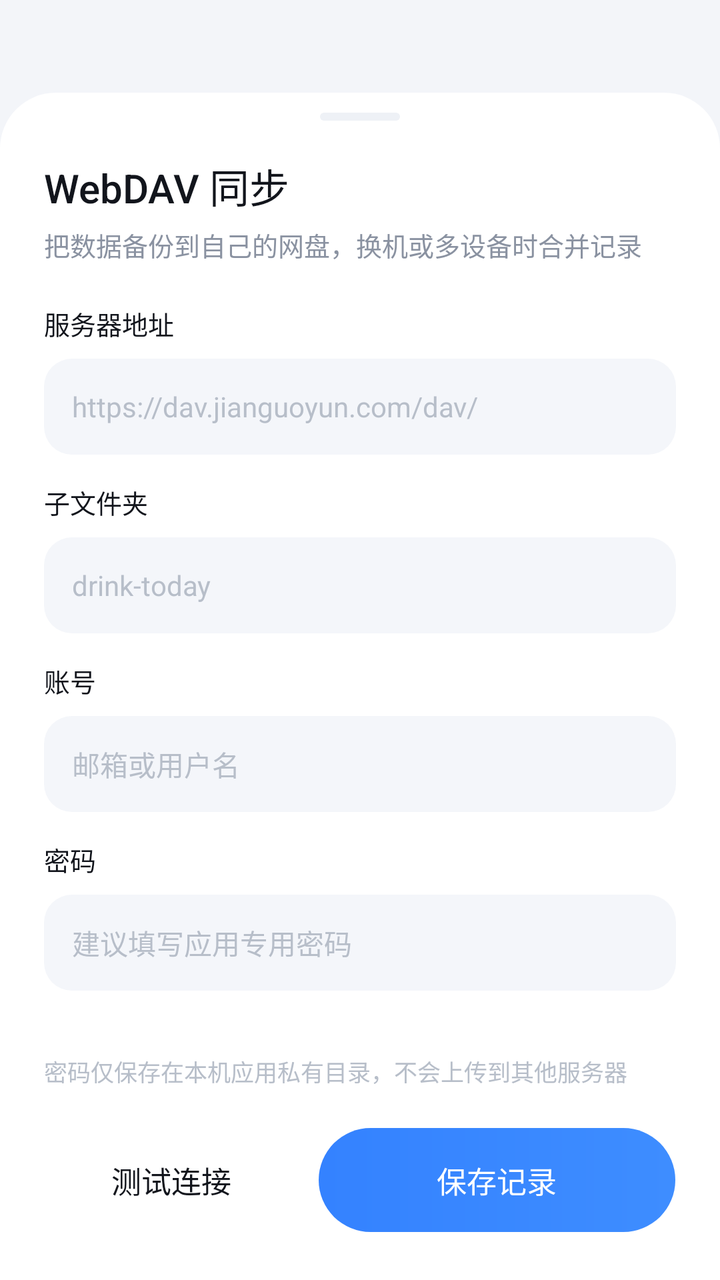
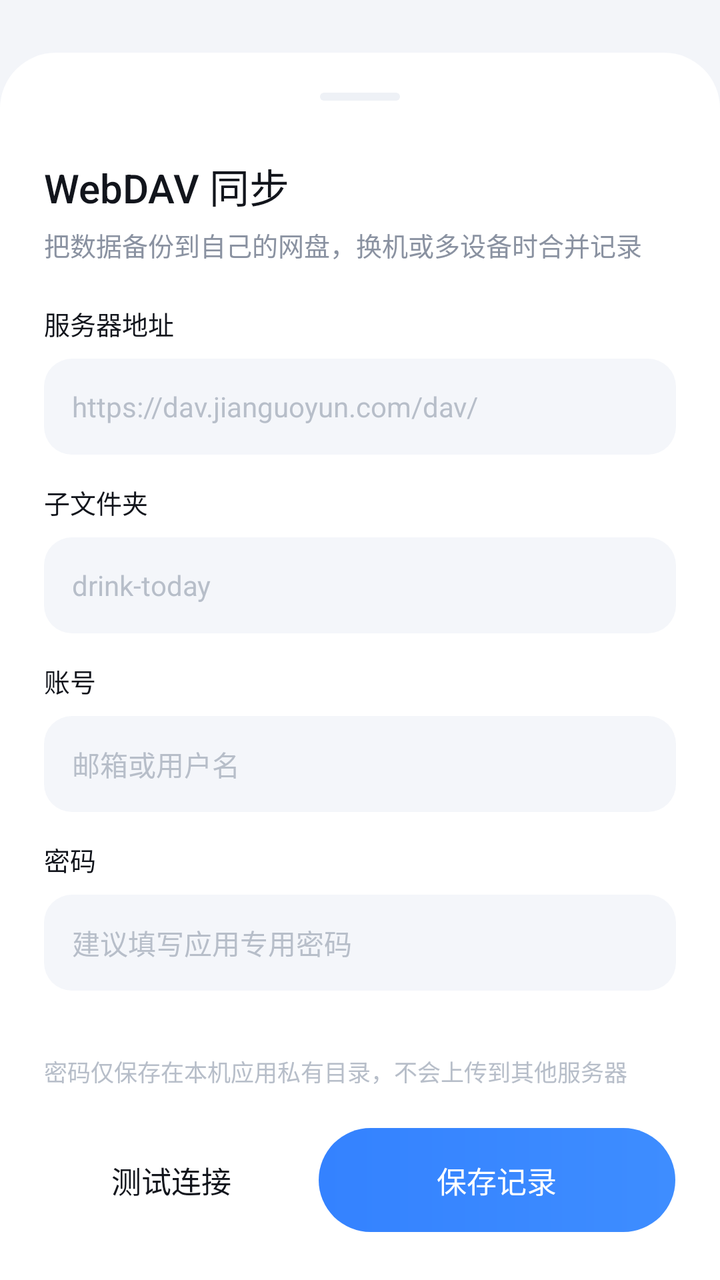

Two renders of the same Android screen: before a commit and after it. Below are the layout's source before the change and the commit's diff.
<!-- AndroidManifest.xml: application theme Theme.DrinkToday -->
<!-- res/layout/sheet_webdav.xml -->
<?xml version="1.0" encoding="utf-8"?>
<FrameLayout xmlns:android="http://schemas.android.com/apk/res/android"
    android:layout_width="match_parent"
    android:layout_height="match_parent">

    <ScrollView
        android:id="@+id/sheetScroll"
        android:layout_width="match_parent"
        android:layout_height="wrap_content"
        android:layout_gravity="bottom"
        android:background="@android:color/transparent"
        android:overScrollMode="never"
        android:scrollbars="none">

        <LinearLayout
            android:id="@+id/sheetCard"
            android:layout_width="match_parent"
            android:layout_height="wrap_content"
            android:background="@drawable/bg_sheet"
            android:orientation="vertical"
            android:paddingStart="22dp"
            android:paddingTop="10dp"
            android:paddingEnd="22dp"
            android:paddingBottom="24dp">

            <View
                android:layout_width="40dp"
                android:layout_height="4dp"
                android:layout_gravity="center_horizontal"
                android:background="@drawable/bg_handle" />

            <TextView
                android:layout_width="wrap_content"
                android:layout_height="wrap_content"
                android:layout_marginTop="18dp"
                android:fontFamily="sans-serif-medium"
                android:text="@string/webdav_title"
                android:textColor="@color/text_primary"
                android:textSize="20sp" />

            <TextView
                android:layout_width="match_parent"
                android:layout_height="wrap_content"
                android:layout_marginTop="5dp"
                android:text="@string/webdav_subtitle"
                android:textColor="@color/text_secondary"
                android:textSize="13sp" />

            <TextView
                android:layout_width="wrap_content"
                android:layout_height="wrap_content"
                android:layout_marginTop="20dp"
                android:fontFamily="sans-serif-medium"
                android:text="@string/webdav_server"
                android:textColor="@color/text_primary"
                android:textSize="13sp" />

            <EditText
                android:id="@+id/etServer"
                android:layout_width="match_parent"
                android:layout_height="48dp"
                android:layout_marginTop="8dp"
                android:background="@drawable/bg_input"
                android:hint="@string/webdav_server_hint"
                android:importantForAutofill="no"
                android:inputType="textUri"
                android:maxLines="1"
                android:paddingStart="14dp"
                android:paddingEnd="14dp"
                android:textColor="@color/text_primary"
                android:textColorHint="@color/text_tertiary"
                android:textSize="14sp" />

            <TextView
                android:layout_width="wrap_content"
                android:layout_height="wrap_content"
                android:layout_marginTop="14dp"
                android:fontFamily="sans-serif-medium"
                android:text="@string/webdav_folder"
                android:textColor="@color/text_primary"
                android:textSize="13sp" />

            <EditText
                android:id="@+id/etFolder"
                android:layout_width="match_parent"
                android:layout_height="48dp"
                android:layout_marginTop="8dp"
                android:background="@drawable/bg_input"
                android:hint="@string/webdav_folder_hint"
                android:importantForAutofill="no"
                android:inputType="text"
                android:maxLines="1"
                android:paddingStart="14dp"
                android:paddingEnd="14dp"
                android:textColor="@color/text_primary"
                android:textColorHint="@color/text_tertiary"
                android:textSize="14sp" />

            <TextView
                android:layout_width="wrap_content"
                android:layout_height="wrap_content"
                android:layout_marginTop="14dp"
                android:fontFamily="sans-serif-medium"
                android:text="@string/webdav_user"
                android:textColor="@color/text_primary"
                android:textSize="13sp" />

            <EditText
                android:id="@+id/etUser"
                android:layout_width="match_parent"
                android:layout_height="48dp"
                android:layout_marginTop="8dp"
                android:background="@drawable/bg_input"
                android:hint="@string/webdav_user_hint"
                android:importantForAutofill="no"
                android:inputType="text"
                android:maxLines="1"
                android:paddingStart="14dp"
                android:paddingEnd="14dp"
                android:textColor="@color/text_primary"
                android:textColorHint="@color/text_tertiary"
                android:textSize="14sp" />

            <TextView
                android:layout_width="wrap_content"
                android:layout_height="wrap_content"
                android:layout_marginTop="14dp"
                android:fontFamily="sans-serif-medium"
                android:text="@string/webdav_password"
                android:textColor="@color/text_primary"
                android:textSize="13sp" />

            <EditText
                android:id="@+id/etPassword"
                android:layout_width="match_parent"
                android:layout_height="48dp"
                android:layout_marginTop="8dp"
                android:background="@drawable/bg_input"
                android:hint="@string/webdav_password_hint"
                android:importantForAutofill="no"
                android:inputType="textPassword"
                android:maxLines="1"
                android:paddingStart="14dp"
                android:paddingEnd="14dp"
                android:textColor="@color/text_primary"
                android:textColorHint="@color/text_tertiary"
                android:textSize="14sp" />

            <TextView
                android:id="@+id/tvFile"
                android:layout_width="match_parent"
                android:layout_height="wrap_content"
                android:layout_marginTop="14dp"
                android:includeFontPadding="false"
                android:textColor="@color/text_tertiary"
                android:textSize="11.5sp" />

            <TextView
                android:layout_width="match_parent"
                android:layout_height="wrap_content"
                android:layout_marginTop="4dp"
                android:includeFontPadding="false"
                android:text="@string/webdav_security"
                android:textColor="@color/text_tertiary"
                android:textSize="11.5sp" />

            <LinearLayout
                android:layout_width="match_parent"
                android:layout_height="52dp"
                android:layout_marginTop="20dp"
                android:baselineAligned="false"
                android:orientation="horizontal">

                <TextView
                    android:id="@+id/btnTest"
                    android:layout_width="0dp"
                    android:layout_height="match_parent"
                    android:layout_marginEnd="10dp"
                    android:layout_weight="1"
                    android:background="@drawable/bg_pill_white"
                    android:fontFamily="sans-serif-medium"
                    android:gravity="center"
                    android:text="@string/webdav_test"
                    android:textColor="@color/text_primary"
                    android:textSize="15sp" />

                <TextView
                    android:id="@+id/btnSave"
                    android:layout_width="0dp"
                    android:layout_height="match_parent"
                    android:layout_weight="1.4"
                    android:background="@drawable/bg_pill_accent"
                    android:fontFamily="sans-serif-medium"
                    android:gravity="center"
                    android:text="@string/action_save"
                    android:textColor="@android:color/white"
                    android:textSize="15sp" />
            </LinearLayout>
        </LinearLayout>
    </ScrollView>
</FrameLayout>
<!-- resources referenced by this layout -->
<resources>
  <color name="text_primary">#12151C</color>
  <color name="text_secondary">#8A92A1</color>
  <color name="text_tertiary">#B7BEC9</color>
  <!-- drawable bg_handle (drawable) -->
  <?xml version="1.0" encoding="utf-8"?>
  <shape xmlns:android="http://schemas.android.com/apk/res/android" android:shape="rectangle">
      <solid android:color="@color/divider" />
      <corners android:radius="2dp" />
  </shape>
  <!-- drawable bg_input (drawable) -->
  <?xml version="1.0" encoding="utf-8"?>
  <shape xmlns:android="http://schemas.android.com/apk/res/android" android:shape="rectangle">
      <solid android:color="#F4F6FA" />
      <corners android:radius="14dp" />
  </shape>
  <!-- drawable bg_pill_accent (drawable) -->
  <?xml version="1.0" encoding="utf-8"?>
  <shape xmlns:android="http://schemas.android.com/apk/res/android" android:shape="rectangle">
      <gradient
          android:angle="0"
          android:endColor="#3E8DFF"
          android:startColor="#3482FF"
          android:type="linear" />
      <corners android:radius="26dp" />
  </shape>
  <!-- drawable bg_pill_white (drawable) -->
  <?xml version="1.0" encoding="utf-8"?>
  <shape xmlns:android="http://schemas.android.com/apk/res/android" android:shape="rectangle">
      <solid android:color="@color/surface" />
      <corners android:radius="22dp" />
  </shape>
  <!-- drawable bg_sheet (drawable) -->
  <?xml version="1.0" encoding="utf-8"?>
  <shape xmlns:android="http://schemas.android.com/apk/res/android" android:shape="rectangle">
      <solid android:color="@color/surface" />
      <corners
          android:topLeftRadius="28dp"
          android:topRightRadius="28dp" />
  </shape>
  <string name="action_save">保存记录</string>
  <string name="webdav_folder">子文件夹</string>
  <string name="webdav_folder_hint">drink-today</string>
  <string name="webdav_password">密码</string>
  <string name="webdav_password_hint">建议填写应用专用密码</string>
  <string name="webdav_security">密码仅保存在本机应用私有目录，不会上传到其他服务器</string>
  <string name="webdav_server">服务器地址</string>
  <string name="webdav_server_hint">https://dav.jianguoyun.com/dav/</string>
  <string name="webdav_subtitle">把数据备份到自己的网盘，换机或多设备时合并记录</string>
  <string name="webdav_test">测试连接</string>
  <string name="webdav_title">WebDAV 同步</string>
  <string name="webdav_user">账号</string>
  <string name="webdav_user_hint">邮箱或用户名</string>
  <style name="Theme.DrinkToday" parent="Theme.DrinkToday.Base" />
  <color name="divider">#EEF1F6</color>
  <color name="surface">#FFFFFF</color>
  <style name="Theme.DrinkToday.Base" parent="Theme.AppCompat.Light.NoActionBar">
          <item name="android:windowBackground">@color/bg</item>
          <item name="android:statusBarColor">@android:color/transparent</item>
          <item name="android:navigationBarColor">@android:color/transparent</item>
          <item name="android:windowLightStatusBar">true</item>
          <item name="android:windowDrawsSystemBarBackgrounds">true</item>
          <item name="colorAccent">@color/accent</item>
          <item name="android:textColorPrimary">@color/text_primary</item>
          <item name="android:fontFamily">sans-serif</item>
      </style>
  <color name="bg">#F3F5F9</color>
  <color name="accent">#3482FF</color>
</resources>

<!-- the commit's change to res/layout/sheet_webdav.xml (unified diff, before → after) -->
@@ -23,11 +23,17 @@
             android:paddingEnd="22dp"
             android:paddingBottom="24dp">
 
-            <View
-                android:layout_width="40dp"
-                android:layout_height="4dp"
-                android:layout_gravity="center_horizontal"
-                android:background="@drawable/bg_handle" />
+            <FrameLayout
+                android:id="@+id/dragHandle"
+                android:layout_width="match_parent"
+                android:layout_height="24dp">
+
+                <View
+                    android:layout_width="40dp"
+                    android:layout_height="4dp"
+                    android:layout_gravity="center"
+                    android:background="@drawable/bg_handle" />
+            </FrameLayout>
 
             <TextView
                 android:layout_width="wrap_content"
